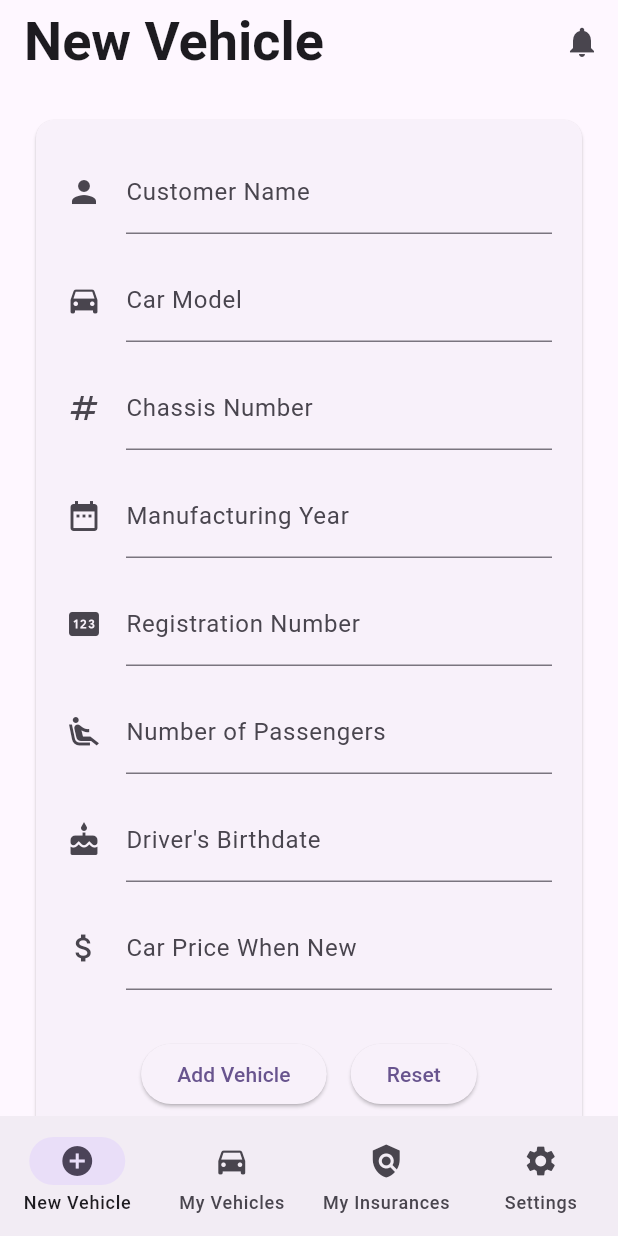
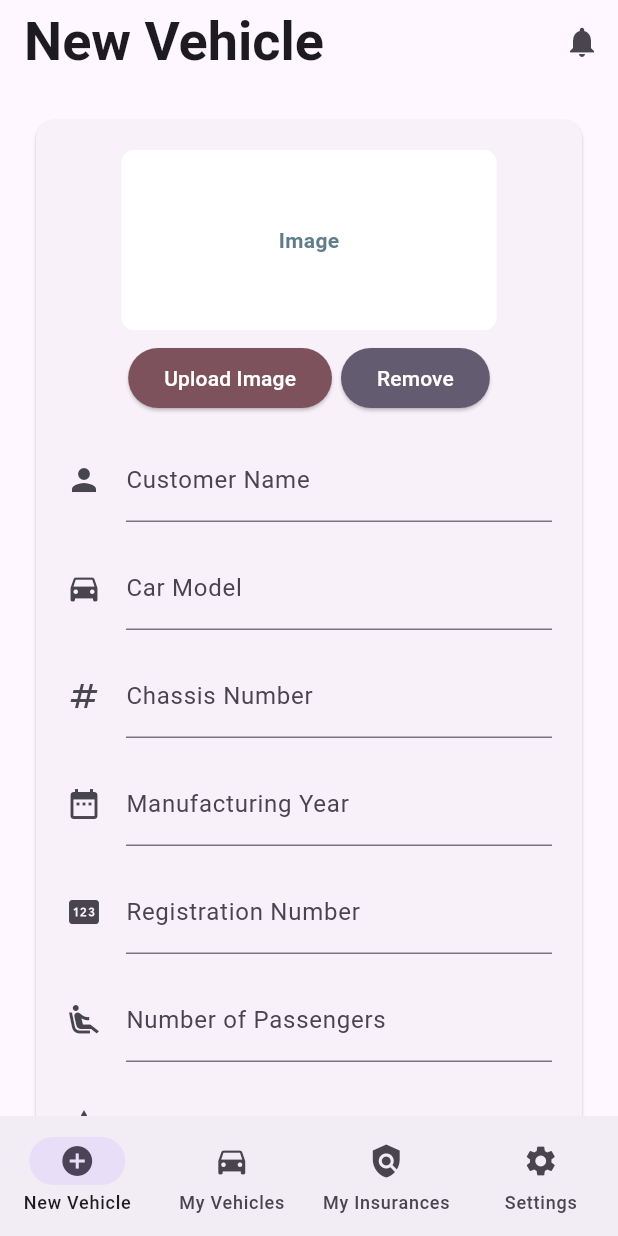
Before and after one commit to AbeerNabeel-20192830/ITCS444-project, a Flutter app: the screen it shows once a user with an empty profile is signed in, on a phone screen of 412 x 824 dp. Run offline on Flutter 3.47's test engine with Material 3 defaults, Android fonts, the phone set to English and light mode, and no system bars; our stand-ins replace awesome_snackbar_content, cloud_firestore, firebase_auth, firebase_core, shared_preferences; missing offline and left inert: age_calculator, image_picker_web, ulid; accounts and stored records are empty; generated files the repository leaves out were written again.

Commit message:
image upload

```diff
--- a/lib/customer/vehicle/vehicle_form.dart
+++ b/lib/customer/vehicle/vehicle_form.dart
@@ -1,11 +1,12 @@
-
 import 'package:awesome_snackbar_content/awesome_snackbar_content.dart';
+import 'package:flutter/foundation.dart';
 import 'package:flutter/material.dart';
 import 'package:age_calculator/age_calculator.dart';
 import 'package:flutter_project/components/custom_snackbar.dart';
 import 'package:flutter_project/models/vehicle.dart';
 import 'package:flutter_project/models/vehicle_provider.dart';
 import 'package:flutter_project/utils.dart';
+import 'package:image_picker_web/image_picker_web.dart';
 import 'package:provider/provider.dart';
 
 enum FormType { create, update }
@@ -34,6 +35,9 @@ class _VehicleFormState extends State<VehicleForm> {
   TextEditingController carPrice = TextEditingController();
   int? driverAge;
 
+  bool imageAvailable = false;
+  Uint8List? imageFile;
+
   @override
   Widget build(BuildContext context) {
     Vehicle? vehicle = widget.vehicle;
@@ -58,6 +62,66 @@ class _VehicleFormState extends State<VehicleForm> {
       child: Column(
         spacing: 16,
         children: [
+          Column(
+            spacing: 8,
+            children: [
+              Container(
+                height: 120,
+                width: 250,
+                decoration: BoxDecoration(
+                    color: Colors.white,
+                    borderRadius: BorderRadius.all(Radius.circular(8))),
+                child: Center(
+                  child: imageAvailable
+                      ? Image.memory(imageFile!)
+                      : Text(
+                          'Image',
+                          style: TextStyle(
+                              color: Colors.blueGrey,
+                              fontWeight: FontWeight.bold),
+                        ),
+                ),
+              ),
+              Row(
+                  spacing: 6,
+                  mainAxisAlignment: MainAxisAlignment.center,
+                  children: [
+                    ElevatedButton(
+                      onPressed: () async {
+                        final image = await ImagePickerWeb.getImageInfo();
+
+                        if (image != null) {
+                          setState(() {
+                            imageFile = image.data;
+                            imageAvailable = true;
+                          });
+                        }
+                      },
+                      style: ElevatedButton.styleFrom(
+                        foregroundColor:
+                            Theme.of(context).colorScheme.onTertiary,
+                        backgroundColor: Theme.of(context).colorScheme.tertiary,
+                      ),
+                      child: Text('Upload Image'),
+                    ),
+                    ElevatedButton(
+                      onPressed: () {
+                        setState(() {
+                          imageFile = null;
+                          imageAvailable = false;
+                        });
+                      },
+                      style: ElevatedButton.styleFrom(
+                        foregroundColor:
+                            Theme.of(context).colorScheme.onSecondary,
+                        backgroundColor:
+                            Theme.of(context).colorScheme.secondary,
+                      ),
+                      child: Text('Remove'),
+                    ),
+                  ])
+            ],
+          ),
           // Customer Name
           TextFormField(
             controller: customerName,
@@ -266,13 +330,23 @@ class _VehicleFormState extends State<VehicleForm> {
             runAlignment: WrapAlignment.center,
             children: [
               ElevatedButton(
-                  onPressed: () => submitVehicle(vehicle),
-                  child: Text(widget.formType == FormType.create
-                      ? 'Add Vehicle'
-                      : 'Update Vehicle')),
+                onPressed: () => submitVehicle(vehicle),
+                style: ElevatedButton.styleFrom(
+                  backgroundColor: Theme.of(context).colorScheme.primary,
+                  foregroundColor: Theme.of(context).colorScheme.onPrimary,
+                ),
+                child: Text(widget.formType == FormType.create
+                    ? 'Add Vehicle'
+                    : 'Update Vehicle'),
+              ),
               ElevatedButton(
-                  onPressed: () => vehicleForm.currentState!.reset(),
-                  child: const Text('Reset'))
+                onPressed: () => vehicleForm.currentState!.reset(),
+                style: ElevatedButton.styleFrom(
+                  backgroundColor: Theme.of(context).colorScheme.secondary,
+                  foregroundColor: Theme.of(context).colorScheme.onSecondary,
+                ),
+                child: const Text('Reset'),
+              ),
             ],
           ),
         ],
--- a/lib/notifications_page.dart
+++ b/lib/notifications_page.dart
@@ -1,4 +1,3 @@
-import 'package:firebase_core/firebase_core.dart';
 import 'package:flutter/material.dart';
 import 'package:flutter_project/authentication.dart';
 import 'package:flutter_project/models/insurance.dart';
--- a/pubspec.yaml
+++ b/pubspec.yaml
@@ -44,6 +44,8 @@ dependencies:
   provider: ^6.1.4
   awesome_snackbar_content: ^0.1.5
   intl: ^0.20.2
+  image_picker_web: ^4.0.0
+  firebase_storage: ^12.4.5
 
 dev_dependencies:
   flutter_test:
```
